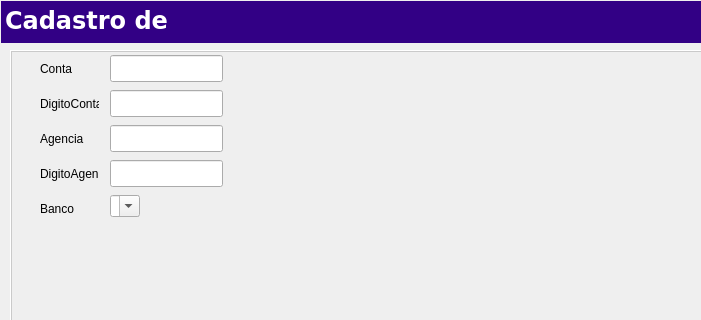
Above: Projects/Blink/Plugins/financier/editbankaccount.ui from MarcoBueno1/qrad before the change; both pictures show x 0 to 701 and y 0 to 320 of the 800 by 600 pixel window. Below: the same form after it.
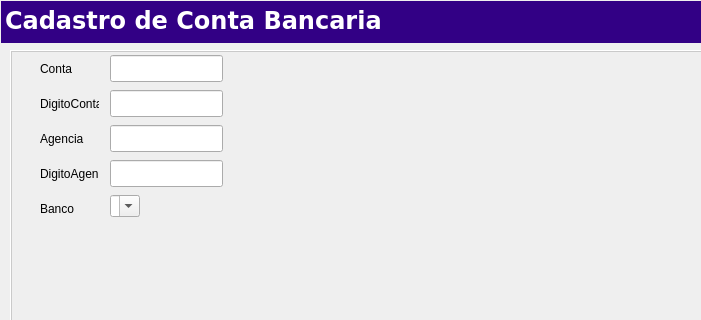
That is the form after the change. Custom widgets are drawn as their Qt base class.

```diff
--- a/Projects/Blink/Plugins/financier/editbankaccount.ui
+++ b/Projects/Blink/Plugins/financier/editbankaccount.ui
@@ -386,7 +386,7 @@
    <number>1</number>
   </property>
   <property name="text">
-   <string>Cadastro de </string>
+     <string>Cadastro de Conta Bancaria</string>
   </property>
   <property name="textFormat">
    <enum>Qt::AutoText</enum>
```
Left out of the diff: 8 changed lines with no effect on the pictures. Lines whose indentation alone changed are shown as unchanged.
